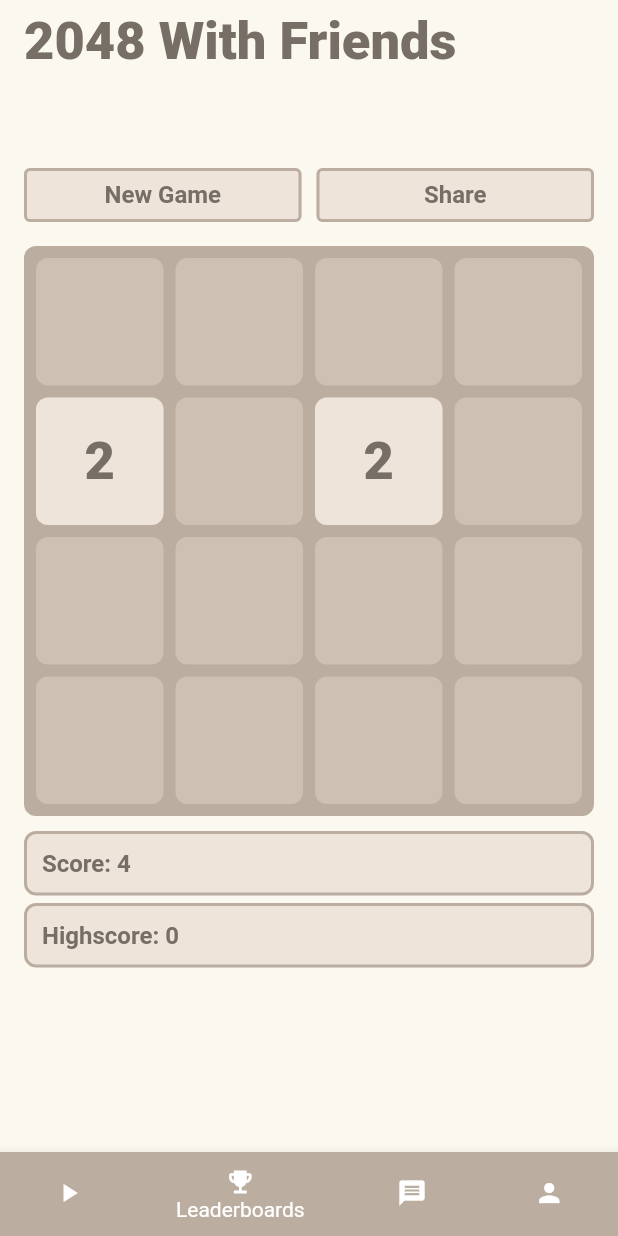
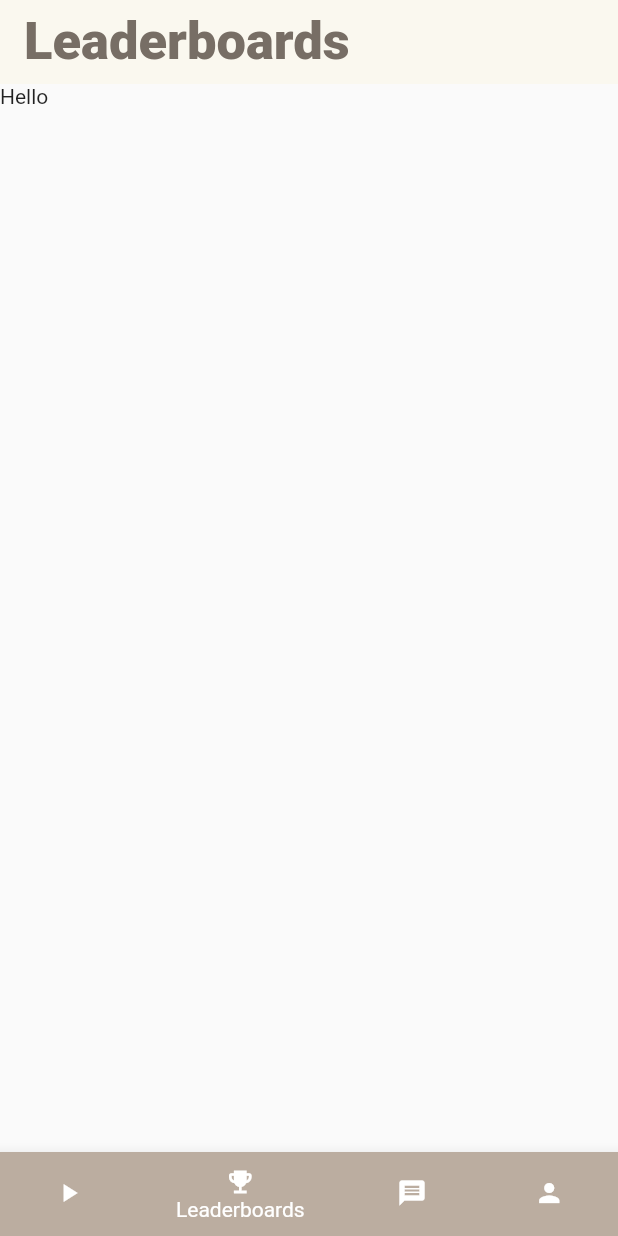
Before and after one commit to HarryLiu4154/2048, a Flutter app: the screen it shows after launch, item 2 of the bottom bar chosen, on a phone screen of 412 x 824 dp. Run offline on Flutter 3.47's test engine with Material 2 defaults, Android fonts, the phone set to English and light mode, and no system bars; our stand-ins replace shared_preferences.

Commit message:
saving states when switching tabs

```diff
--- a/lib/main.dart
+++ b/lib/main.dart
@@ -39,23 +39,97 @@ class GameApp extends StatelessWidget {
   Widget build(BuildContext context) {
     return MaterialApp(
       title: '2080 With Friends',
-      home: Game(),
+      home: HomePage(),
     );
   }
 }
+
+class HomePage extends StatefulWidget {
+  const HomePage({Key? key}) : super(key: key);
+
+  @override
+  _HomePageState createState() => _HomePageState();
+}
+
+class _HomePageState extends State<HomePage> {
+
+  late final List<BottomNavigationBarItem> bnbItems;
+  int _currentPageIndex = 0;
+  final pageController = PageController();
+  void onPageChanged(int index) {
+    setState(() {
+      _currentPageIndex = index;
+    });
+  }
+
+  final _tabs = [
+    Game(),
+    LeaderBoard(),
+    const Center(child: Text("Messages")),
+    const Center(child: Text("Profile")),
+  ];
+
+  @override
+  void initState() {
+    super.initState();
+  }
+
+  @override
+  Widget build(BuildContext context) {
+    return Scaffold(
+        backgroundColor: backgroundColor,
+        body: PageView(
+          children: _tabs,
+          controller: pageController,
+          onPageChanged: onPageChanged,
+        ),
+        bottomNavigationBar: BottomNavigationBar(
+          currentIndex: _currentPageIndex,
+          backgroundColor: gridColor,
+          type: BottomNavigationBarType.shifting,
+          iconSize: 20.0,
+          items: const <BottomNavigationBarItem> [
+            BottomNavigationBarItem(
+                icon: Icon(Icons.play_arrow),
+                label: "Game",
+                backgroundColor: gridColor),
+            BottomNavigationBarItem(
+                icon: Icon(Icons.emoji_events),
+                label: "Leaderboards",
+                backgroundColor: gridColor),
+            BottomNavigationBarItem(
+                icon: Icon(Icons.message),
+                label: "Friends",
+                backgroundColor: gridColor),
+            BottomNavigationBarItem(
+                icon: Icon(Icons.person),
+                label: "Profile",
+                backgroundColor: gridColor),
+          ],
+          onTap: (index) {
+            // setState(() {
+            //   _currentPageIndex = index;
+            // });
+            pageController.jumpToPage(index);
+          },
+        )
+    );
+  }
+}
+
 
 class Game extends StatefulWidget {
   @override
   _GameState createState() => _GameState();
 }
 
-class _GameState extends State<Game> with SingleTickerProviderStateMixin {
+class _GameState extends State<Game> with TickerProviderStateMixin, AutomaticKeepAliveClientMixin<Game>{
   late AnimationController _controller;
 
   // outside is y axis, inside is x axis
-  List<List<Tile>> _grid =
+  final List<List<Tile>> _grid =
       List.generate(4, (y) => List.generate(4, (x) => Tile(x, y, 0)));
-  List<Tile> _toAdd = [];
+  final List<Tile> _toAdd = [];
 
   // flattening a list of lists, turning into 1D
   Iterable<Tile> get _flatGrid => _grid.expand((element) => element);
@@ -66,11 +140,11 @@ class _GameState extends State<Game> with SingleTickerProviderStateMixin {
 
   Iterable<Tile> get _allTiles => [_flatGrid, _toAdd].expand((element) => element);
 
-  late final List<BottomNavigationBarItem> bnbItems;
-  int _currentIndex = 0;
-
   List _highscores = [];
   int _currentScore = 0;
+
+  @override
+  bool get wantKeepAlive => true;
 
   @override
   void initState() {
@@ -329,6 +403,8 @@ class _GameState extends State<Game> with SingleTickerProviderStateMixin {
       )
     );
 
+    super.build(context);
+
     return Scaffold(
       appBar: AppBar(
         title: const Text("2048 With Friends"),
@@ -476,73 +552,55 @@ class _GameState extends State<Game> with SingleTickerProviderStateMixin {
           const SizedBox(width: double.infinity, height: 5.0),
         ],
       ),
-      bottomNavigationBar: BottomNavigationBar(
-        currentIndex: _currentIndex,
-        backgroundColor: gridColor,
-        type: BottomNavigationBarType.shifting,
-        iconSize: 20.0,
-        items: const [
-          BottomNavigationBarItem(
-              icon: Icon(Icons.play_arrow),
-              label: "Game",
-              backgroundColor: gridColor),
-          BottomNavigationBarItem(
-              icon: Icon(Icons.emoji_events),
-              label: "Leaderboards",
-              backgroundColor: gridColor),
-          BottomNavigationBarItem(
-              icon: Icon(Icons.message),
-              label: "Friends",
-              backgroundColor: gridColor),
-          BottomNavigationBarItem(
-              icon: Icon(Icons.person),
-              label: "Profile",
-              backgroundColor: gridColor),
-        ],
-        onTap: (index) {
-          setState(() {
-            _currentIndex = index;
-          });
-        },
+    );
+  }
+}
+
+class LeaderBoard extends StatefulWidget {
+  //const LeaderBoard({Key? key}) : super(key: key);
+
+  @override
+  _LeaderBoardState createState() => _LeaderBoardState();
+}
+
+class _LeaderBoardState extends State<LeaderBoard> {
+
+  @override
+  void initState() {
+    super.initState();
+  }
+
+  @override
+  Widget build(BuildContext context) {
+    return Scaffold(
+      appBar: AppBar(
+        title: const Text("Leaderboards"),
+        backgroundColor: backgroundColor,
+        elevation: 0,
+        titleTextStyle: const TextStyle(
+          color: tileTextColor,
+          fontSize: 35,
+          fontWeight: FontWeight.w900,
+        ),
+      ),
+      body: Container(
+        child: Text("Hello"),
+        // child: ListView.builder(
+        //   scrollDirection: Axis.vertical,
+        //   shrinkWrap: true,
+        //   itemCount: 10,
+        //   itemBuilder: (BuildContext context, int index) {
+        //     return Card(
+        //       elevation: 8.0,
+        //       margin: const EdgeInsets.symmetric(horizontal: 10.0, vertical: 6.0),
+        //       child: Container(
+        //         decoration: const BoxDecoration(color: gridColor),
+        //         child: Text("Hello"),
+        //       ),
+        //     );
+        //   },
+        // ),
       ),
     );
   }
 }
-
-// class CircularFabWidget extends StatefulWidget {
-//   const CircularFabWidget({Key? key}) : super(key: key);
-//
-//   @override
-//   _CircularFabWidgetState createState() => _CircularFabWidgetState();
-// }
-//
-// class _CircularFabWidgetState extends State<CircularFabWidget> {
-//   @override
-//   Widget build(BuildContext context) {
-//     return Flow(
-//       delegate: FlowMenuDelegate(),
-//       children: <IconData> [
-//         Icons.play_arrow,
-//         Icons.person,
-//         Icons.emoji_events,
-//         Icons.call
-//       ].map<Widget>(buildFAB).toList(),
-//     );
-//   }
-//
-//   Widget buildFAB(IconData icon) {
-//     return FloatingActionButton();
-//   }
-// }
-//
-// class FlowMenuDelegate extends FlowDelegate {
-//   @override
-//   void paintChildren(FlowPaintingContext context) {
-//
-//   }
-//
-//   @override
-//   bool shouldRepaint(FlowMenuDelegate oldDelegate) {
-//     return false;
-//   }
-// }
```
